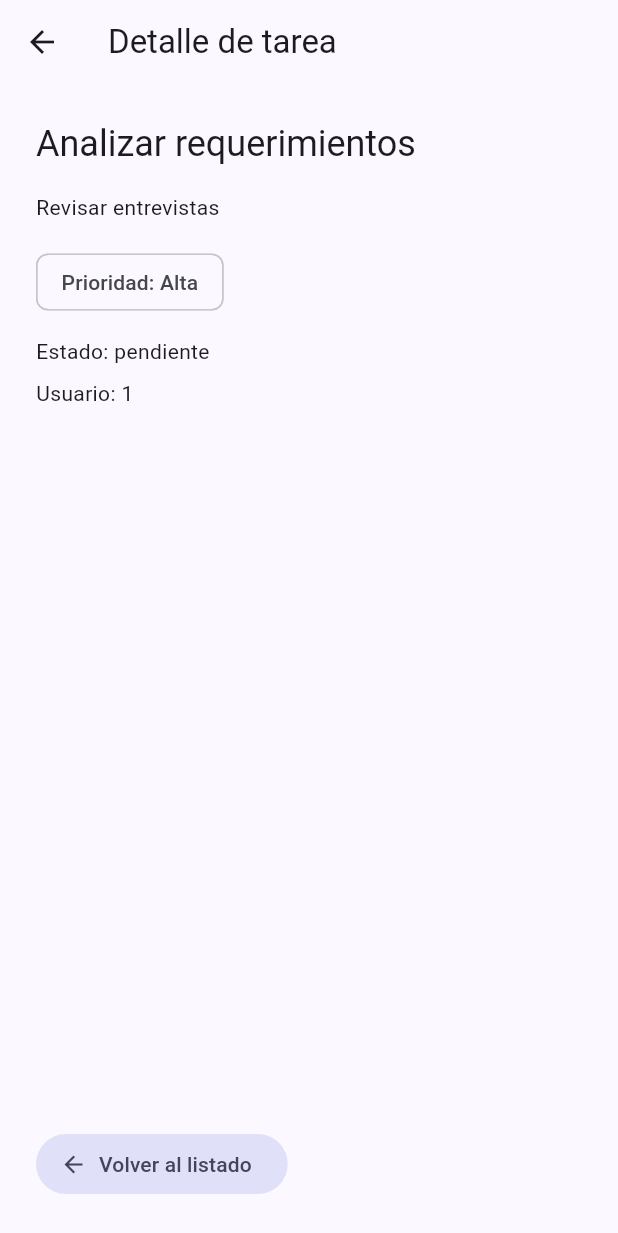
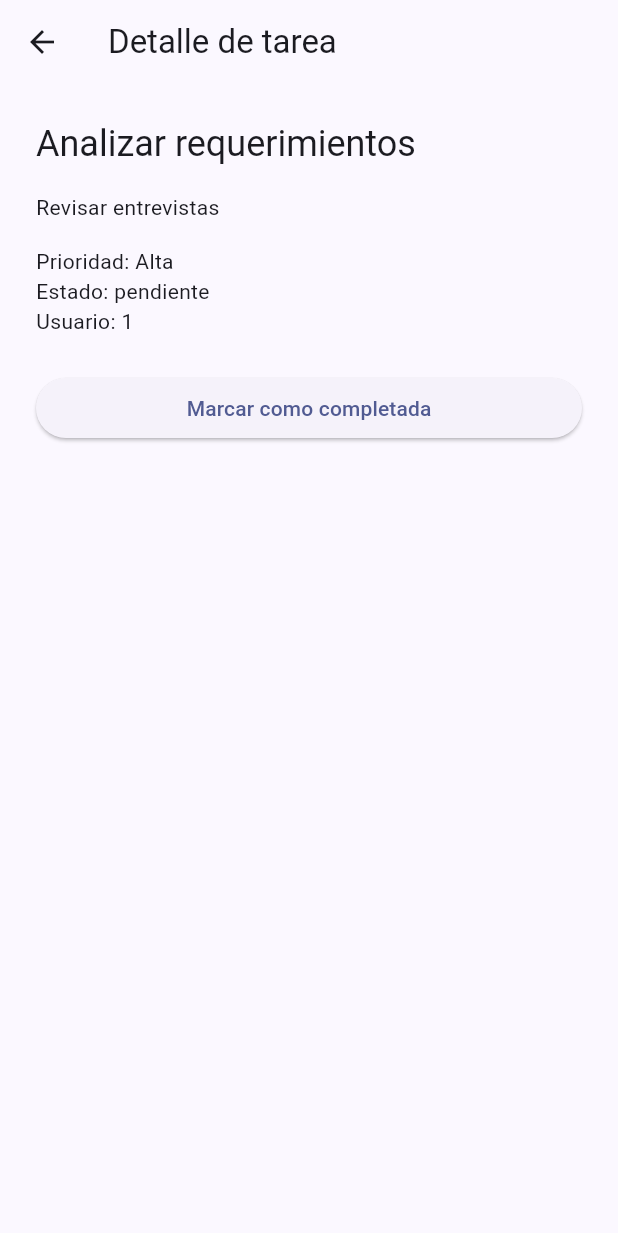
Before and after one commit to BryanSLc/Actividades_Moviles, a Flutter app: the screen it shows after launch, after a tap on "Analizar requerimientos", on a phone screen of 412 x 824 dp. Shown: the top 1233 px of the screen. Run offline on Flutter 3.47's test engine with Material 3 defaults, Android fonts, the phone set to English and light mode, and no system bars; our stand-ins replace go_router.

Commit message:
Organizar tareas con MVVM y Provider

```diff
--- /dev/null
+++ b/flutter_application_1_movil_app/taskflow/lib/app/taskflow_app.dart
@@ -0,0 +1,33 @@
+import 'package:flutter/material.dart';
+import 'package:go_router/go_router.dart';
+
+import '../core/app_theme.dart';
+import '../features/tasks/presentation/task_detail_screen.dart';
+import '../features/tasks/presentation/task_list_screen.dart';
+
+final GoRouter appRouter = GoRouter(
+  routes: [
+    GoRoute(path: '/', builder: (context, state) => const TaskListScreen()),
+    GoRoute(
+      path: '/task/:id',
+      builder: (context, state) {
+        final id = int.tryParse(state.pathParameters['id'] ?? '');
+        return TaskDetailScreen(taskId: id);
+      },
+    ),
+  ],
+);
+
+class TaskFlowApp extends StatelessWidget {
+  const TaskFlowApp({super.key});
+
+  @override
+  Widget build(BuildContext context) {
+    return MaterialApp.router(
+      debugShowCheckedModeBanner: false,
+      title: 'TaskFlow',
+      theme: appTheme,
+      routerConfig: appRouter,
+    );
+  }
+}
--- /dev/null
+++ b/flutter_application_1_movil_app/taskflow/lib/core/app_theme.dart
@@ -0,0 +1,5 @@
+import 'package:flutter/material.dart';
+
+final ThemeData appTheme = ThemeData(
+  colorScheme: ColorScheme.fromSeed(seedColor: Colors.indigo),
+);
--- /dev/null
+++ b/flutter_application_1_movil_app/taskflow/lib/features/tasks/data/task_repository.dart
@@ -0,0 +1,6 @@
+import '../domain/task.dart';
+
+abstract class TaskRepository {
+  List<Task> getTasks();
+  void save(Task task);
+}
--- /dev/null
+++ b/flutter_application_1_movil_app/taskflow/lib/features/tasks/presentation/task_detail_screen.dart
@@ -0,0 +1,49 @@
+import 'package:flutter/material.dart';
+import 'package:provider/provider.dart';
+
+import 'tasks_view_model.dart';
+
+class TaskDetailScreen extends StatelessWidget {
+  const TaskDetailScreen({super.key, required this.taskId});
+
+  final int? taskId;
+
+  @override
+  Widget build(BuildContext context) {
+    final task = context.watch<TasksViewModel>().findTask(taskId);
+
+    return Scaffold(
+      appBar: AppBar(title: const Text('Detalle de tarea')),
+      body: task == null
+          ? const Center(child: Text('No se encontró esta tarea.'))
+          : ListView(
+              padding: const EdgeInsets.all(24),
+              children: [
+                Text(
+                  task.title,
+                  style: Theme.of(context).textTheme.headlineSmall,
+                ),
+                const SizedBox(height: 16),
+                Text(task.description),
+                const SizedBox(height: 16),
+                Text('Prioridad: ${task.priority}'),
+                Text(
+                  task.isCompleted ? 'Estado: completada' : 'Estado: pendiente',
+                ),
+                Text('Usuario: ${task.userId}'),
+                const SizedBox(height: 24),
+                ElevatedButton(
+                  onPressed: () {
+                    context.read<TasksViewModel>().toggleCompleted(task.id);
+                  },
+                  child: Text(
+                    task.isCompleted
+                        ? 'Marcar como pendiente'
+                        : 'Marcar como completada',
+                  ),
+                ),
+              ],
+            ),
+    );
+  }
+}
--- /dev/null
+++ b/flutter_application_1_movil_app/taskflow/lib/features/tasks/presentation/task_list_screen.dart
@@ -0,0 +1,39 @@
+import 'package:flutter/material.dart';
+import 'package:go_router/go_router.dart';
+import 'package:provider/provider.dart';
+
+import 'tasks_view_model.dart';
+
+class TaskListScreen extends StatelessWidget {
+  const TaskListScreen({super.key});
+
+  @override
+  Widget build(BuildContext context) {
+    final tasks = context.watch<TasksViewModel>().tasks;
+
+    return Scaffold(
+      appBar: AppBar(title: const Text('Mis tareas')),
+      body: ListView.builder(
+        padding: const EdgeInsets.all(16),
+        itemCount: tasks.length,
+        itemBuilder: (context, index) {
+          final task = tasks[index];
+          return Card(
+            child: ListTile(
+              leading: Icon(
+                task.isCompleted
+                    ? Icons.check_circle
+                    : Icons.radio_button_unchecked,
+                color: task.isCompleted ? Colors.green : null,
+              ),
+              title: Text(task.title),
+              subtitle: Text('Prioridad: ${task.priority}'),
+              trailing: const Icon(Icons.chevron_right),
+              onTap: () => context.push('/task/${task.id}'),
+            ),
+          );
+        },
+      ),
+    );
+  }
+}
--- /dev/null
+++ b/flutter_application_1_movil_app/taskflow/lib/features/tasks/presentation/tasks_view_model.dart
@@ -0,0 +1,32 @@
+import 'package:flutter/foundation.dart';
+
+import '../data/task_repository.dart';
+import '../domain/task.dart';
+
+class TasksViewModel extends ChangeNotifier {
+  TasksViewModel(TaskRepository repository)
+    : _repository = repository,
+      _tasks = repository.getTasks();
+
+  final TaskRepository _repository;
+  List<Task> _tasks;
+
+  List<Task> get tasks => List.unmodifiable(_tasks);
+
+  Task? findTask(int? id) {
+    if (id == null) return null;
+    for (final task in _tasks) {
+      if (task.id == id) return task;
+    }
+    return null;
+  }
+
+  void toggleCompleted(int id) {
+    final current = findTask(id);
+    if (current == null) return;
+
+    _repository.save(current.copyWith(isCompleted: !current.isCompleted));
+    _tasks = _repository.getTasks();
+    notifyListeners();
+  }
+}
--- a/flutter_application_1_movil_app/taskflow/lib/main.dart
+++ b/flutter_application_1_movil_app/taskflow/lib/main.dart
@@ -1,180 +1,18 @@
 import 'package:flutter/material.dart';
-import 'package:go_router/go_router.dart';
+import 'package:provider/provider.dart';
 
-import 'task.dart';
+import 'app/taskflow_app.dart';
+import 'features/tasks/data/local_task_repository.dart';
+import 'features/tasks/data/task_repository.dart';
+import 'features/tasks/presentation/tasks_view_model.dart';
 
 void main() {
-  runApp(const TaskFlowApp());
+  final TaskRepository repository = LocalTaskRepository();
+
+  runApp(
+    ChangeNotifierProvider<TasksViewModel>(
+      create: (_) => TasksViewModel(repository),
+      child: const TaskFlowApp(),
+    ),
+  );
 }
-
-const demoTasks = <Task>[
-  Task(
-    id: 1,
-    title: 'Analizar requerimientos',
-    description: 'Revisar entrevistas',
-    priority: 'Alta',
-    isCompleted: false,
-    userId: 1,
-  ),
-  Task(
-    id: 2,
-    title: 'Diseñar bocetos de pantallas',
-    description: 'Revisar los requerimientos',
-    priority: 'Media',
-    isCompleted: false,
-    userId: 1,
-  ),
-  Task(
-    id: 3,
-    title: 'Documentar cronograma de trabajo y flujo de trabajo',
-    description: 'Planificar un horario de trabajo y actividades',
-    priority: 'Alta',
-    isCompleted: true,
-    userId: 1,
-  ),
-  Task(
-    id: 4,
-    title: 'Organizar el backlog',
-    description: 'Priorizar pendientes',
-    priority: 'Alta',
-    isCompleted: false,
-    userId: 1,
-  ),
-  Task(
-    id: 5,
-    title: 'Revisar código',
-    description: 'Ejecutar flutter analyze',
-    priority: 'Media',
-    isCompleted: false,
-    userId: 1,
-  ),
-];
-
-Task? findTask(int? id) {
-  for (final task in demoTasks) {
-    if (task.id == id) return task;
-  }
-  return null;
-}
-
-final appRouter = GoRouter(
-  routes: [
-    GoRoute(path: '/', builder: (context, state) => const TaskListScreen()),
-    GoRoute(
-      path: '/task/:id',
-      builder: (context, state) {
-        final id = int.tryParse(state.pathParameters['id'] ?? '');
-        return TaskDetailScreen(task: findTask(id));
-      },
-    ),
-  ],
-);
-
-class TaskFlowApp extends StatelessWidget {
-  const TaskFlowApp({super.key});
-
-  @override
-  Widget build(BuildContext context) {
-    return MaterialApp.router(
-      debugShowCheckedModeBanner: false,
-      title: 'TaskFlow',
-      theme: ThemeData(
-        colorScheme: ColorScheme.fromSeed(seedColor: Colors.indigo),
-        useMaterial3: true,
-      ),
-      routerConfig: appRouter,
-    );
-  }
-}
-
-class TaskCard extends StatelessWidget {
-  const TaskCard({super.key, required this.task, this.onTap});
-
-  final Task task;
-  final VoidCallback? onTap;
-
-  @override
-  Widget build(BuildContext context) {
-    return Card(
-      child: ListTile(
-        onTap: onTap,
-        leading: Icon(
-          task.isCompleted ? Icons.check_circle : Icons.radio_button_unchecked,
-          color: task.isCompleted ? Colors.green : null,
-        ),
-        title: Text(task.title),
-        subtitle: Text('${task.priority} · ${task.description}'),
-        trailing: const Icon(Icons.chevron_right),
-      ),
-    );
-  }
-}
-
-class TaskListScreen extends StatelessWidget {
-  const TaskListScreen({super.key});
-
-  @override
-  Widget build(BuildContext context) {
-    return Scaffold(
-      appBar: AppBar(title: const Text('Mis tareas')),
-      body: ListView.builder(
-        padding: const EdgeInsets.all(16),
-        itemCount: demoTasks.length,
-        itemBuilder: (context, index) {
-          final task = demoTasks[index];
-          return TaskCard(
-            task: task,
-            onTap: () => context.push('/task/${task.id}'),
-          );
-        },
-      ),
-    );
-  }
-}
-
-class TaskDetailScreen extends StatelessWidget {
-  const TaskDetailScreen({super.key, required this.task});
-
-  final Task? task;
-
-  @override
-  Widget build(BuildContext context) {
-    final selected = task;
-
-    return Scaffold(
-      appBar: AppBar(title: const Text('Detalle de tarea')),
-      body: Padding(
-        padding: const EdgeInsets.all(24),
-        child: selected == null
-            ? const Text('No se encontró esta tarea.')
-            : Column(
-                crossAxisAlignment: CrossAxisAlignment.start,
-                children: [
-                  Text(
-                    selected.title,
-                    style: Theme.of(context).textTheme.headlineSmall,
-                  ),
-                  const SizedBox(height: 16),
-                  Text(selected.description),
-                  const SizedBox(height: 16),
-                  Chip(label: Text('Prioridad: ${selected.priority}')),
-                  const SizedBox(height: 12),
-                  Text(
-                    selected.isCompleted
-                        ? 'Estado: completada'
-                        : 'Estado: pendiente',
-                  ),
-                  const SizedBox(height: 8),
-                  Text('Usuario: ${selected.userId}'),
-                  const Spacer(),
-                  FilledButton.tonalIcon(
-                    onPressed: () => context.pop(),
-                    icon: const Icon(Icons.arrow_back),
-                    label: const Text('Volver al listado'),
-                  ),
-                ],
-              ),
-      ),
-    );
-  }
-}
--- a/flutter_application_1_movil_app/taskflow/pubspec.yaml
+++ b/flutter_application_1_movil_app/taskflow/pubspec.yaml
@@ -35,6 +35,7 @@ dependencies:
   # Use with the CupertinoIcons class for iOS style icons.
   cupertino_icons: ^1.0.8
   go_router: ^18.1.3
+  provider: ^6.1.5+1
 
 dev_dependencies:
   flutter_test:
```
Also changed, not shown: flutter_application_1_movil_app/taskflow/lib/features/tasks/data/local_task_repository.dart (added, +57 -0 lines), flutter_application_1_movil_app/taskflow/lib/features/tasks/domain/task.dart (renamed from flutter_application_1_movil_app/taskflow/lib/task.dart, +11 -0 lines), flutter_application_1_movil_app/taskflow/pubspec.lock, 1 other file.
